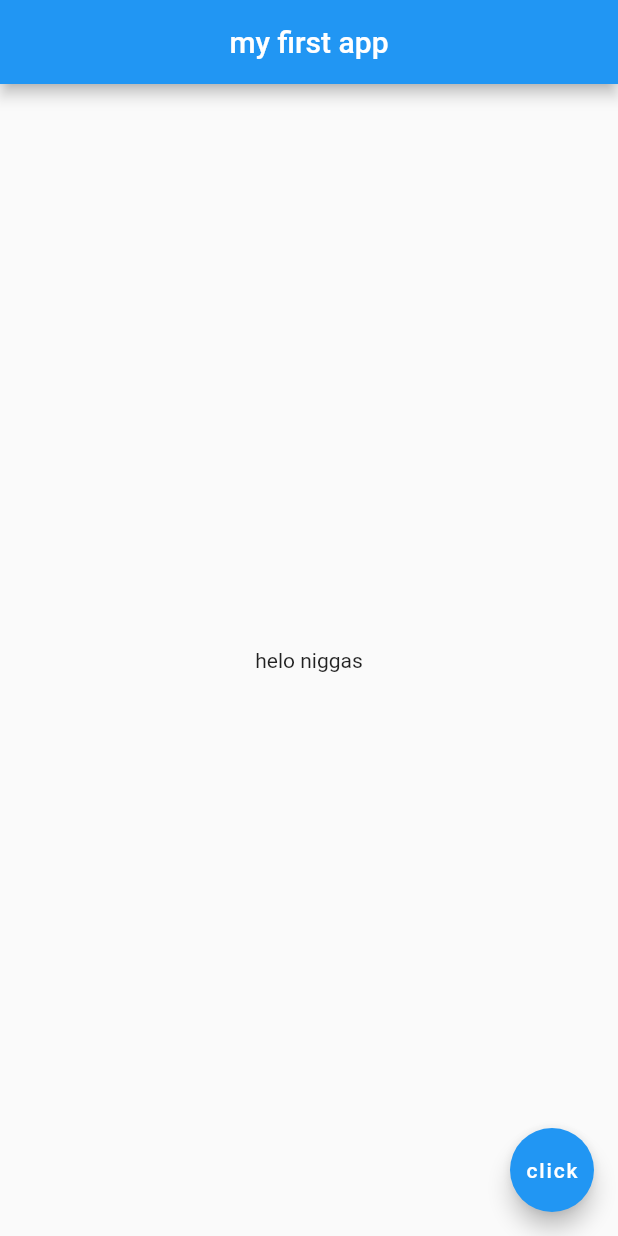
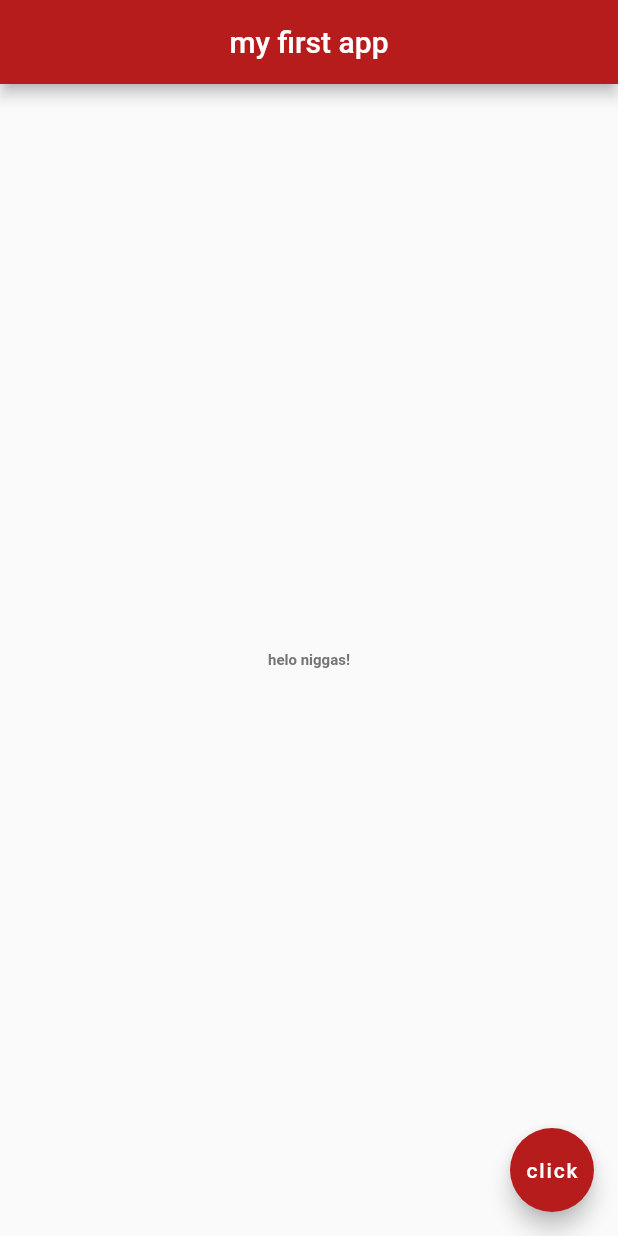
Before and after one commit to AbdullahYousaf-13/flutter-basic, a Flutter app: the screen it shows after launch, on a phone screen of 412 x 824 dp. Run offline on Flutter 3.47's test engine with Material 2 defaults, Android fonts, the phone set to English and light mode, and no system bars; Roboto replaces fonts that are missing (RubikMaze); project files that could hold a hidden picture were left out.

Commit message:
Done till Hot Reload

```diff
--- a/lib/main.dart
+++ b/lib/main.dart
@@ -2,16 +2,35 @@ import 'package:flutter/material.dart';
 
 
 void main() => runApp(MaterialApp(
-  home: Scaffold(
+  home: Home()
+));
+
+class Home extends StatelessWidget {
+  @override
+  Widget build(BuildContext context) {
+    return Scaffold(
     appBar: AppBar(
     title: Text('my first app'),
     centerTitle: true,
+    backgroundColor: Colors.red[900],
     ),
     body: Center(
-        child: Text('helo niggas'),
-      ),
-      floatingActionButton: FloatingActionButton(onPressed: null,
-          child: Text('click'),
+    child: Text(
+    'helo niggas!',
+    style: TextStyle(
+    fontSize: 10,
+    fontWeight: FontWeight.bold,
+    color: Colors.grey[600],
+    fontFamily: 'RubikMaze',
     ),
     ),
-));
+
+    ),
+    floatingActionButton: FloatingActionButton(
+    onPressed: null,
+    child: Text('click'),
+    backgroundColor: Colors.red[900],
+  ),
+  );
+  }
+}
```
Also changed, not shown: pubspec.yaml (+7 -14 lines), fonts/RubikMaze-Regular.ttf (added), 1 other file. Lines whose indentation alone changed are shown as unchanged.
